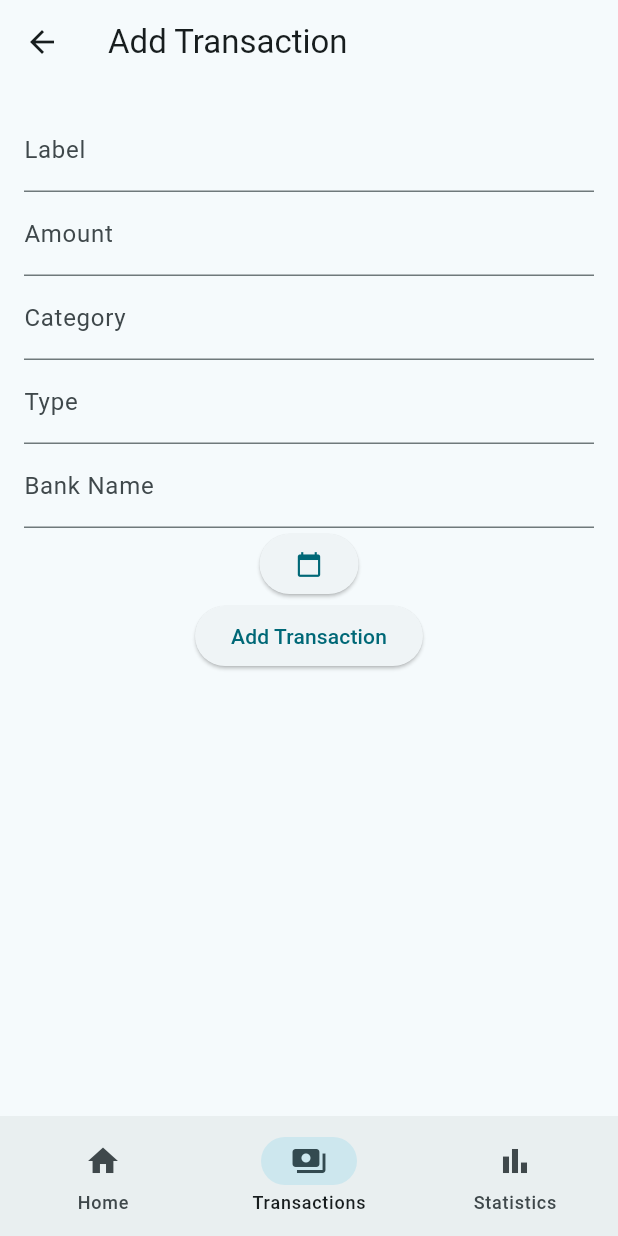
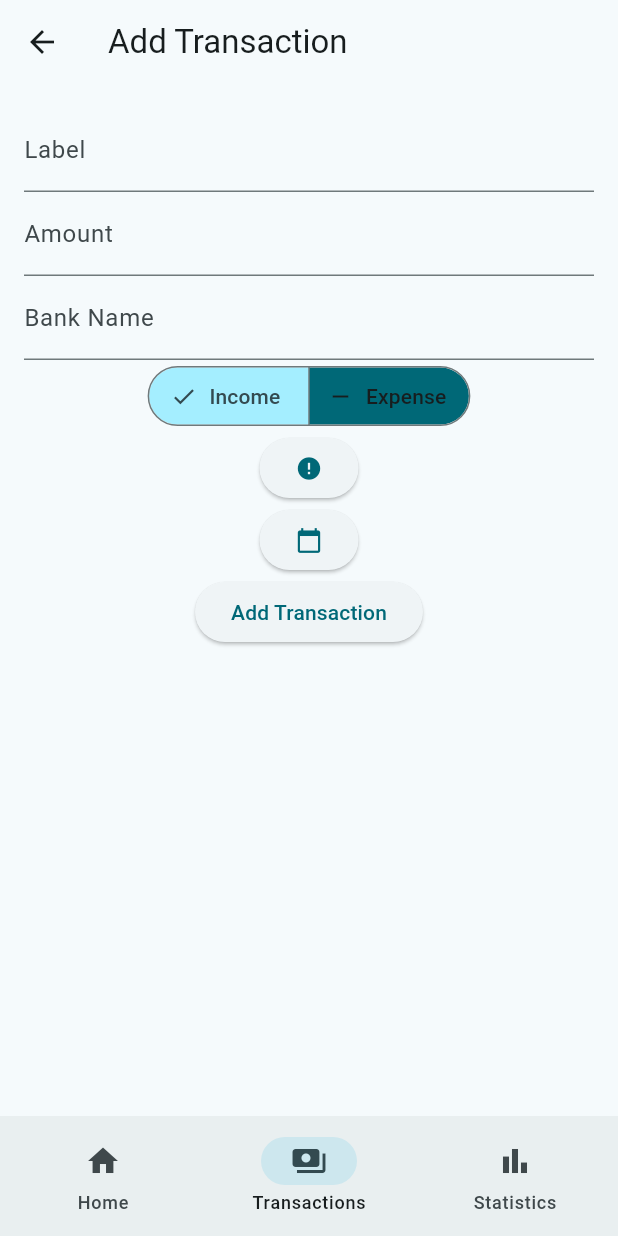
Before and after one commit to louis-marceron/Limpide, a Flutter app: the TransactionsView screen opened by its route, after a tap on the "add" icon, on a phone screen of 412 x 824 dp. Run offline on Flutter 3.47's test engine with Material 3 defaults, Android fonts, the phone set to English and light mode, and no system bars; our stand-ins replace cloud_firestore, firebase_auth, firebase_core, go_router; accounts and stored records are empty.

Commit message:
feat(transactions) : choose categories, enhanced ui/ux, segmented button choose type

```diff
--- a/lib/features/transaction/add_transaction_view.dart
+++ b/lib/features/transaction/add_transaction_view.dart
@@ -1,11 +1,10 @@
-
-
+import 'package:flutter/material.dart';
+import 'package:provider/provider.dart';
+import 'package:firebase_auth/firebase_auth.dart';
+import 'package:go_router/go_router.dart';
+import '../../common_widgets/snackbar/info_floating_snackbar.dart';
+import 'category_icons.dart';
 import 'package:banking_app/features/transaction/transaction_view_model.dart';
-import 'package:firebase_auth/firebase_auth.dart';
-import 'package:flutter/cupertino.dart';
-import 'package:flutter/material.dart';
-import 'package:go_router/go_router.dart';
-import 'package:provider/provider.dart';
 
 class AddTransactionView extends StatelessWidget {
   const AddTransactionView({Key? key}) : super(key: key);
@@ -20,6 +19,8 @@ class AddTransactionView extends StatelessWidget {
     final userId = FirebaseAuth.instance.currentUser!.uid;
 
     transactionController.updateSelectedDate(nowDate);
+
+    Set<String> selectedTransactionType = {"Income"}; // Initialize with default value
 
     return Scaffold(
       appBar: AppBar(
@@ -43,21 +44,43 @@ class AddTransactionView extends StatelessWidget {
               ),
             ),
             TextField(
-              controller: transactionController.categoryController,
-              decoration: InputDecoration(
-                labelText: 'Category',
-              ),
-            ),
-            TextField(
-              controller: transactionController.typeController,
-              decoration: InputDecoration(
-                labelText: 'Type',
-              ),
-            ),
-            TextField(
               controller: transactionController.bankNameController,
               decoration: InputDecoration(
                 labelText: 'Bank Name',
+              ),
+            ),
+            SegmentedButton(
+              style: SegmentedButton.styleFrom(
+                backgroundColor: Theme.of(context).colorScheme.primary,
+                selectedBackgroundColor: Theme.of(context).colorScheme.primaryContainer,
+              ),
+              segments: [
+                ButtonSegment(
+                  value: "Income",
+                  label: Text('Income'),
+                  icon: Icon(Icons.add),
+                ),
+                ButtonSegment(
+                  value: "Expense",
+                  label: Text('Expense'),
+                  icon: Icon(Icons.remove),
+                ),
+              ],
+              selected: selectedTransactionType, // Directly use currentTransactionType
+              onSelectionChanged: (selected) {
+                selectedTransactionType = selected;
+                transactionController.typeController.text = selected.first;
+                print('Selected: $selected');
+                print('Type: ${transactionController.typeController.text}');
+              },
+              emptySelectionAllowed: false,
+            ),
+            ElevatedButton(
+              onPressed: () {
+                context.pushNamed('categories');
+              },
+              child: Icon(
+                categoryIcons[transactionController.categoryController.text] ?? Icons.error,
               ),
             ),
             ElevatedButton(
@@ -79,7 +102,12 @@ class AddTransactionView extends StatelessWidget {
             ElevatedButton(
               onPressed: () {
                 transactionController.addTransaction(userId);
-                context.go('/transactions');
+
+                transactionController.fetchTransactionsForCurrentUser();
+
+                InfoFloatingSnackbar.show(context, 'Transaction added');
+
+                context.pop();
               },
               child: Text('Add Transaction'),
             ),
--- /dev/null
+++ b/lib/features/transaction/category_icons.dart
@@ -0,0 +1,14 @@
+import 'package:flutter/cupertino.dart';
+import 'package:flutter/material.dart';
+
+final Map<String, IconData> categoryIcons = {
+  'Groceries': Icons.shopping_cart,
+  'Rent' : Icons.home,
+  'Utilities': Icons.lightbulb_outline,
+  'Entertainment': Icons.movie,
+  'Transportation': Icons.directions_bus,
+  'Health': Icons.local_hospital,
+  'Insurance': Icons.security,
+  'Education': Icons.school,
+  'Other': Icons.question_mark,
+};
--- a/lib/features/transaction/transaction_service.dart
+++ b/lib/features/transaction/transaction_service.dart
@@ -5,7 +5,6 @@ class TransactionService {
   final fs.FirebaseFirestore _firestore = fs.FirebaseFirestore.instance;
 
   Future<List<Transaction>> fetchTransactions(String userId) async {
-    print('Fetching transactions for user with ID 1: $userId');
 
     try {
       print('Fetching transactions for user with ID: $userId');
@@ -25,7 +24,6 @@ class TransactionService {
   }
 
   Future<Transaction?> getTransactionById(String userId, String transactionId) async {
-    print('Fetching transaction with ID: $transactionId');
     try {
       var doc = await _firestore
           .collection('users')
--- a/lib/features/transaction/transaction_view_model.dart
+++ b/lib/features/transaction/transaction_view_model.dart
@@ -22,7 +22,6 @@ class TransactionViewModel with ChangeNotifier {
       .toList();
 
   Future<void> fetchTransactions(String userId) async {
-    print('Fetching transactions for user with ID: $userId');
     try {
       _transactions = await _transactionService.fetchTransactions(userId);
       notifyListeners();
@@ -99,4 +98,14 @@ class TransactionViewModel with ChangeNotifier {
   Future<Transaction?> getTransactionById(String userId, String transactionId) async {
     return await _transactionService.getTransactionById(userId, transactionId);
   }
+
+  void resetTransaction() {
+    labelController.clear();
+    amountController.clear();
+    typeController.clear();
+    bankNameController.clear();
+    categoryController.clear();
+    dateController.clear();
+  }
+
 }
```
Also changed, not shown: lib/features/transaction/category_view.dart (added, +48 -0 lines), lib/features/transaction/edit_transaction_view.dart (+69 -42 lines), lib/features/transaction/transaction_focus_view.dart (added, +132 -0 lines), lib/features/transaction/transaction_view.dart (+102 -42 lines), lib/routing/router.dart (+16 -0 lines).
